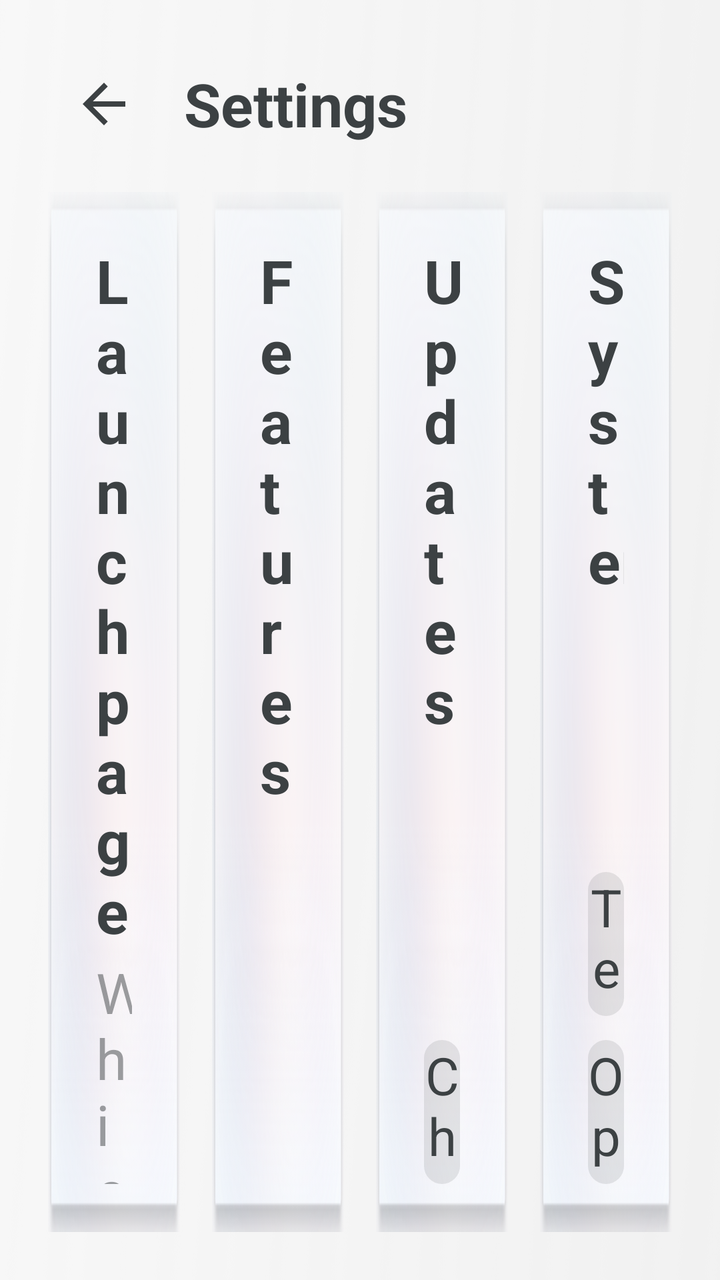
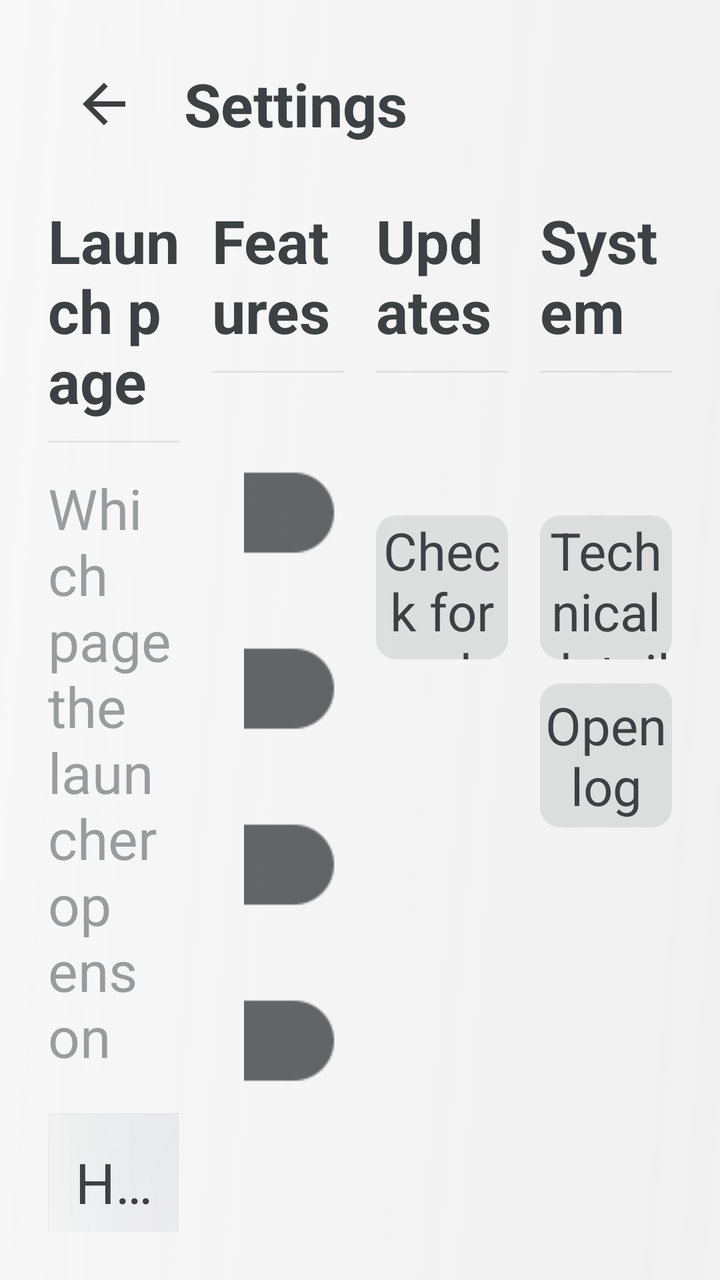

Compare the two renders of this Android layout. The source of the first and the diff that turns it into the second are given below.
<!-- AndroidManifest.xml: application theme Theme.MG4SimpleLauncher -->
<!-- res/layout/activity_settings.xml -->
<?xml version="1.0" encoding="utf-8"?>
<LinearLayout xmlns:android="http://schemas.android.com/apk/res/android"
    android:layout_width="match_parent"
    android:layout_height="match_parent"
    android:background="@drawable/bg_home"
    android:orientation="vertical"
    android:padding="@dimen/screen_padding">

    <LinearLayout
        android:layout_width="match_parent"
        android:layout_height="wrap_content"
        android:gravity="center_vertical"
        android:orientation="horizontal">

        <ImageView
            android:id="@+id/settings_back_button"
            android:layout_width="56dp"
            android:layout_height="56dp"
            android:background="@drawable/icon_press_selector"
            android:clickable="true"
            android:contentDescription="@string/cd_back"
            android:focusable="true"
            android:padding="12dp"
            android:src="@drawable/ic_back" />

        <TextView
            android:layout_width="0dp"
            android:layout_height="wrap_content"
            android:layout_marginStart="12dp"
            android:layout_weight="1"
            android:text="@string/settings_title"
            android:textColor="@color/text_primary"
            android:textSize="@dimen/drawer_title_size"
            android:textStyle="bold" />
    </LinearLayout>

    <LinearLayout
        android:layout_width="match_parent"
        android:layout_height="0dp"
        android:layout_marginTop="@dimen/card_gap"
        android:layout_weight="1"
        android:baselineAligned="false"
        android:orientation="horizontal">

        
        <LinearLayout
            android:layout_width="0dp"
            android:layout_height="match_parent"
            android:layout_marginEnd="@dimen/card_gap"
            android:layout_weight="1"
            android:background="@drawable/smallcard_selector"
            android:orientation="vertical"
            android:padding="@dimen/info_card_padding">

            <TextView
                android:layout_width="wrap_content"
                android:layout_height="wrap_content"
                android:text="@string/settings_home_page"
                android:textColor="@color/text_primary"
                android:textSize="@dimen/small_card_label_size"
                android:textStyle="bold" />

            <TextView
                android:layout_width="match_parent"
                android:layout_height="wrap_content"
                android:layout_marginTop="2dp"
                android:text="@string/settings_home_page_hint"
                android:textColor="@color/text_secondary"
                android:textSize="@dimen/info_card_body_size" />

            <Space
                android:layout_width="match_parent"
                android:layout_height="0dp"
                android:layout_weight="1"
                android:minHeight="16dp" />

            
            <RadioGroup
                android:id="@+id/settings_home_page_group"
                android:layout_width="match_parent"
                android:layout_height="wrap_content"
                android:orientation="vertical">

                <RadioButton
                    android:id="@+id/home_page_main"
                    android:layout_width="match_parent"
                    android:layout_height="@dimen/settings_tab_height"
                    android:background="@drawable/filter_tab_selector"
                    android:button="@null"
                    android:checked="true"
                    android:ellipsize="end"
                    android:gravity="center"
                    android:includeFontPadding="false"
                    android:maxLines="1"
                    android:paddingStart="8dp"
                    android:paddingEnd="8dp"
                    android:text="@string/settings_page_home"
                    android:textColor="@color/filter_tab_text"
                    android:textSize="@dimen/settings_tab_text_size" />

                <RadioButton
                    android:id="@+id/home_page_shortcuts"
                    android:layout_width="match_parent"
                    android:layout_height="@dimen/settings_tab_height"
                    android:layout_marginTop="8dp"
                    android:background="@drawable/filter_tab_selector"
                    android:button="@null"
                    android:ellipsize="end"
                    android:gravity="center"
                    android:includeFontPadding="false"
                    android:maxLines="1"
                    android:paddingStart="8dp"
                    android:paddingEnd="8dp"
                    android:text="@string/settings_page_shortcuts"
                    android:textColor="@color/filter_tab_text"
                    android:textSize="@dimen/settings_tab_text_size" />

                <RadioButton
                    android:id="@+id/home_page_system"
                    android:layout_width="match_parent"
                    android:layout_height="@dimen/settings_tab_height"
                    android:layout_marginTop="8dp"
                    android:background="@drawable/filter_tab_selector"
                    android:button="@null"
                    android:ellipsize="end"
                    android:gravity="center"
                    android:includeFontPadding="false"
                    android:maxLines="1"
                    android:paddingStart="8dp"
                    android:paddingEnd="8dp"
                    android:text="@string/settings_page_charging"
                    android:textColor="@color/filter_tab_text"
                    android:textSize="@dimen/settings_tab_text_size" />
            </RadioGroup>
        </LinearLayout>

        
        <LinearLayout
            android:layout_width="0dp"
            android:layout_height="match_parent"
            android:layout_marginEnd="@dimen/card_gap"
            android:layout_weight="1"
            android:background="@drawable/smallcard_selector"
            android:orientation="vertical"
            android:padding="@dimen/info_card_padding">

            <TextView
                android:layout_width="wrap_content"
                android:layout_height="wrap_content"
                android:text="@string/settings_features"
                android:textColor="@color/text_primary"
                android:textSize="@dimen/small_card_label_size"
                android:textStyle="bold" />

            <ScrollView
                android:layout_width="match_parent"
                android:layout_height="0dp"
                android:layout_marginTop="14dp"
                android:layout_weight="1"
                android:scrollbars="none">

                <LinearLayout
                    android:id="@+id/settings_feature_list"
                    android:layout_width="match_parent"
                    android:layout_height="wrap_content"
                    android:orientation="vertical">

                    <include
                        layout="@layout/part_settings_toggle"
                        android:id="@+id/toggle_shortcuts_page" />

                    <include
                        layout="@layout/part_settings_toggle"
                        android:id="@+id/toggle_six_tile_home" />

                    <include
                        layout="@layout/part_settings_toggle"
                        android:id="@+id/toggle_update_on_launch" />

                    <include
                        layout="@layout/part_settings_toggle"
                        android:id="@+id/toggle_beta_channel" />
                </LinearLayout>
            </ScrollView>
        </LinearLayout>

        
        <LinearLayout
            android:layout_width="0dp"
            android:layout_height="match_parent"
            android:layout_marginEnd="@dimen/card_gap"
            android:layout_weight="1"
            android:background="@drawable/smallcard_selector"
            android:orientation="vertical"
            android:padding="@dimen/info_card_padding">

            <TextView
                android:layout_width="wrap_content"
                android:layout_height="wrap_content"
                android:text="@string/settings_updates"
                android:textColor="@color/text_primary"
                android:textSize="@dimen/small_card_label_size"
                android:textStyle="bold" />

            <TextView
                android:id="@+id/settings_version"
                android:layout_width="match_parent"
                android:layout_height="wrap_content"
                android:layout_marginTop="2dp"
                android:textColor="@color/text_secondary"
                android:textSize="@dimen/info_card_body_size" />

            <Space
                android:layout_width="match_parent"
                android:layout_height="0dp"
                android:layout_weight="1"
                android:minHeight="16dp" />

            <TextView
                android:id="@+id/settings_check_updates"
                android:layout_width="match_parent"
                android:layout_height="@dimen/settings_tab_height"
                android:background="@drawable/native_button_selector"
                android:clickable="true"
                android:focusable="true"
                android:gravity="center"
                android:text="@string/update_check_action"
                android:textColor="@color/text_primary"
                android:textSize="@dimen/drawer_button_size" />
        </LinearLayout>

        
        <LinearLayout
            android:layout_width="0dp"
            android:layout_height="match_parent"
            android:layout_weight="1"
            android:background="@drawable/smallcard_selector"
            android:orientation="vertical"
            android:padding="@dimen/info_card_padding">

            <TextView
                android:layout_width="wrap_content"
                android:layout_height="wrap_content"
                android:text="@string/settings_system"
                android:textColor="@color/text_primary"
                android:textSize="@dimen/small_card_label_size"
                android:textStyle="bold" />

            <TextView
                android:id="@+id/settings_diagnostics_summary"
                android:layout_width="match_parent"
                android:layout_height="wrap_content"
                android:layout_marginTop="2dp"
                android:textColor="@color/text_secondary"
                android:textSize="@dimen/info_card_body_size" />

            <Space
                android:layout_width="match_parent"
                android:layout_height="0dp"
                android:layout_weight="1"
                android:minHeight="16dp" />

            <TextView
                android:id="@+id/settings_open_technical"
                android:layout_width="match_parent"
                android:layout_height="@dimen/settings_tab_height"
                android:background="@drawable/native_button_selector"
                android:clickable="true"
                android:focusable="true"
                android:gravity="center"
                android:text="@string/sys_technical"
                android:textColor="@color/text_primary"
                android:textSize="@dimen/drawer_button_size" />

            <TextView
                android:id="@+id/settings_open_diagnostics"
                android:layout_width="match_parent"
                android:layout_height="@dimen/settings_tab_height"
                android:layout_marginTop="12dp"
                android:background="@drawable/native_button_selector"
                android:clickable="true"
                android:focusable="true"
                android:gravity="center"
                android:text="@string/diagnostics_open"
                android:textColor="@color/text_primary"
                android:textSize="@dimen/drawer_button_size" />
        </LinearLayout>
    </LinearLayout>
</LinearLayout>
<!-- res/layout/part_settings_toggle.xml (included above) -->
<?xml version="1.0" encoding="utf-8"?>
<LinearLayout xmlns:android="http://schemas.android.com/apk/res/android"
    xmlns:app="http://schemas.android.com/apk/res-auto"
    android:layout_width="match_parent"
    android:layout_height="@dimen/settings_toggle_height"
    android:background="?attr/selectableItemBackground"
    android:baselineAligned="false"
    android:clickable="true"
    android:focusable="true"
    android:gravity="center_vertical"
    android:orientation="horizontal"
>

    <LinearLayout
        android:layout_width="0dp"
        android:layout_height="wrap_content"
        android:layout_weight="1"
        android:orientation="vertical">

        <TextView
            android:id="@+id/toggle_label"
            android:layout_width="match_parent"
            android:layout_height="wrap_content"
            android:ellipsize="end"
            android:maxLines="1"
            android:textColor="@color/text_primary"
            android:textSize="@dimen/charge_item_title_size" />

        <TextView
            android:id="@+id/toggle_hint"
            android:layout_width="match_parent"
            android:layout_height="wrap_content"
            android:layout_marginTop="2dp"
            android:ellipsize="end"
            android:maxLines="2"
            android:textColor="@color/text_secondary"
            android:textSize="@dimen/secondary_text_size" />
    </LinearLayout>

    
    <androidx.appcompat.widget.SwitchCompat
        android:id="@+id/toggle_switch"
        android:layout_width="wrap_content"
        android:layout_height="wrap_content"
        android:layout_marginStart="16dp"
        android:background="@null"
        android:clickable="false"
        android:focusable="false"
        android:thumb="@drawable/switch_thumb_selector"
        app:track="@drawable/switch_track_selector" />
</LinearLayout>
<!-- resources referenced by this layout -->
<resources>
  <color name="text_primary">#3c4143</color>
  <color name="text_secondary">#7f3c4143</color>
  <dimen name="card_gap">16dp</dimen>
  <dimen name="charge_item_title_size">28sp</dimen>
  <dimen name="drawer_button_size">26sp</dimen>
  <dimen name="drawer_title_size">30sp</dimen>
  <dimen name="info_card_body_size">28sp</dimen>
  <dimen name="info_card_padding">24dp</dimen>
  <dimen name="screen_padding">24dp</dimen>
  <dimen name="secondary_text_size">20sp</dimen>
  <dimen name="settings_tab_height">72dp</dimen>
  <dimen name="settings_tab_text_size">28sp</dimen>
  <dimen name="settings_toggle_height">88dp</dimen>
  <dimen name="small_card_label_size">30sp</dimen>
  <!-- drawable filter_tab_selector (drawable) -->
  <?xml version="1.0" encoding="utf-8"?>
  <selector xmlns:android="http://schemas.android.com/apk/res/android">
      <item android:state_checked="true" android:drawable="@drawable/tab_clicked" />
      <item android:state_selected="true" android:drawable="@drawable/tab_clicked" />
      <item android:drawable="@drawable/tab_normal" />
  </selector>
  <!-- drawable ic_back (drawable) -->
  <?xml version="1.0" encoding="utf-8"?>
  <vector xmlns:android="http://schemas.android.com/apk/res/android"
      android:width="28dp"
      android:height="28dp"
      android:viewportWidth="24"
      android:viewportHeight="24"
      android:tint="@color/text_primary">
      <path
          android:fillColor="@android:color/white"
          android:pathData="M20,11H7.83l5.59,-5.59L12,4l-8,8 8,8 1.41,-1.41L7.83,13H20v-2z" />
  </vector>
  <!-- drawable icon_press_selector (drawable) -->
  <?xml version="1.0" encoding="utf-8"?>
  <selector xmlns:android="http://schemas.android.com/apk/res/android">
      <item android:state_pressed="true">
          <shape android:shape="rectangle">
              <corners android:radius="@dimen/native_button_radius" />
              <solid android:color="@color/button_surface_pressed" />
          </shape>
      </item>
      <item android:drawable="@android:color/transparent" />
  </selector>
  <!-- drawable smallcard_selector (drawable) -->
  <?xml version="1.0" encoding="utf-8"?>
  <selector xmlns:android="http://schemas.android.com/apk/res/android">
      <item android:state_pressed="true" android:drawable="@drawable/bg_clicked" />
      <item android:drawable="@drawable/bg_normal" />
  </selector>
  <string name="cd_back">Back</string>
  <string name="diagnostics_open">Open log</string>
  <string name="settings_features">Features</string>
  <string name="settings_home_page">Launch page</string>
  <string name="settings_home_page_hint">Which page the launcher opens on</string>
  <string name="settings_page_charging">Charging points</string>
  <string name="settings_page_home">Home</string>
  <string name="settings_page_shortcuts">Shortcuts</string>
  <string name="settings_system">System</string>
  <string name="settings_title">Settings</string>
  <string name="settings_updates">Updates</string>
  <string name="sys_technical">Technical details</string>
  <string name="update_check_action">Check for updates</string>
  <style name="Theme.MG4SimpleLauncher" parent="Theme.AppCompat.DayNight.NoActionBar">
          <item name="android:windowBackground">@drawable/bg_home</item>
          <item name="android:statusBarColor">@android:color/transparent</item>
          <item name="android:navigationBarColor">@android:color/transparent</item>
          <item name="colorAccent">@color/accent</item>
      </style>
  <dimen name="native_button_radius">10dp</dimen>
  <color name="button_surface_pressed">#3d3c4143</color>
  <color name="button_surface">#1f3c4143</color>
  <!-- drawable bg_clicked: png bitmap (drawable, 39658 bytes) -->
  <!-- drawable bg_normal: png bitmap (drawable, 51707 bytes) -->
  <color name="accent">#056eff</color>
  <!-- unchanged entries left out for length: 14 -->
</resources>

<!-- the commit's change to res/layout/activity_settings.xml (unified diff, before → after) -->
@@ -48,17 +48,23 @@
             android:layout_height="match_parent"
             android:layout_marginEnd="@dimen/card_gap"
             android:layout_weight="1"
-            android:background="@drawable/smallcard_selector"
             android:orientation="vertical"
-            android:padding="@dimen/info_card_padding">
+            android:paddingTop="4dp">
 
             <TextView
                 android:layout_width="wrap_content"
                 android:layout_height="wrap_content"
                 android:text="@string/settings_home_page"
                 android:textColor="@color/text_primary"
-                android:textSize="@dimen/small_card_label_size"
+                android:textSize="@dimen/info_card_title_size"
                 android:textStyle="bold" />
+
+            <View
+                android:layout_width="match_parent"
+                android:layout_height="1dp"
+                android:layout_marginTop="10dp"
+                android:layout_marginBottom="12dp"
+                android:background="@color/hairline" />
 
             <TextView
                 android:layout_width="match_parent"
@@ -68,11 +74,10 @@
                 android:textColor="@color/text_secondary"
                 android:textSize="@dimen/info_card_body_size" />
 
+            
             <Space
                 android:layout_width="match_parent"
-                android:layout_height="0dp"
-                android:layout_weight="1"
-                android:minHeight="16dp" />
+                android:layout_height="20dp" />
 
             
             <RadioGroup
@@ -140,17 +145,23 @@
             android:layout_height="match_parent"
             android:layout_marginEnd="@dimen/card_gap"
             android:layout_weight="1"
-            android:background="@drawable/smallcard_selector"
             android:orientation="vertical"
-            android:padding="@dimen/info_card_padding">
+            android:paddingTop="4dp">
 
             <TextView
                 android:layout_width="wrap_content"
                 android:layout_height="wrap_content"
                 android:text="@string/settings_features"
                 android:textColor="@color/text_primary"
-                android:textSize="@dimen/small_card_label_size"
+                android:textSize="@dimen/info_card_title_size"
                 android:textStyle="bold" />
+
+            <View
+                android:layout_width="match_parent"
+                android:layout_height="1dp"
+                android:layout_marginTop="10dp"
+                android:layout_marginBottom="12dp"
+                android:background="@color/hairline" />
 
             <ScrollView
                 android:layout_width="match_parent"
@@ -190,17 +201,23 @@
             android:layout_height="match_parent"
             android:layout_marginEnd="@dimen/card_gap"
             android:layout_weight="1"
-            android:background="@drawable/smallcard_selector"
             android:orientation="vertical"
-            android:padding="@dimen/info_card_padding">
+            android:paddingTop="4dp">
 
             <TextView
                 android:layout_width="wrap_content"
                 android:layout_height="wrap_content"
                 android:text="@string/settings_updates"
                 android:textColor="@color/text_primary"
-                android:textSize="@dimen/small_card_label_size"
+                android:textSize="@dimen/info_card_title_size"
                 android:textStyle="bold" />
+
+            <View
+                android:layout_width="match_parent"
+                android:layout_height="1dp"
+                android:layout_marginTop="10dp"
+                android:layout_marginBottom="12dp"
+                android:background="@color/hairline" />
 
             <TextView
                 android:id="@+id/settings_version"
@@ -210,11 +227,10 @@
                 android:textColor="@color/text_secondary"
                 android:textSize="@dimen/info_card_body_size" />
 
+            
             <Space
                 android:layout_width="match_parent"
-                android:layout_height="0dp"
-                android:layout_weight="1"
-                android:minHeight="16dp" />
+                android:layout_height="20dp" />
 
             <TextView
                 android:id="@+id/settings_check_updates"
@@ -234,17 +250,23 @@
             android:layout_width="0dp"
             android:layout_height="match_parent"
             android:layout_weight="1"
-            android:background="@drawable/smallcard_selector"
             android:orientation="vertical"
-            android:padding="@dimen/info_card_padding">
+            android:paddingTop="4dp">
 
             <TextView
                 android:layout_width="wrap_content"
                 android:layout_height="wrap_content"
                 android:text="@string/settings_system"
                 android:textColor="@color/text_primary"
-                android:textSize="@dimen/small_card_label_size"
+                android:textSize="@dimen/info_card_title_size"
                 android:textStyle="bold" />
+
+            <View
+                android:layout_width="match_parent"
+                android:layout_height="1dp"
+                android:layout_marginTop="10dp"
+                android:layout_marginBottom="12dp"
+                android:background="@color/hairline" />
 
             <TextView
                 android:id="@+id/settings_diagnostics_summary"
@@ -254,11 +276,10 @@
                 android:textColor="@color/text_secondary"
                 android:textSize="@dimen/info_card_body_size" />
 
+            
             <Space
                 android:layout_width="match_parent"
-                android:layout_height="0dp"
-                android:layout_weight="1"
-                android:minHeight="16dp" />
+                android:layout_height="20dp" />
 
             <TextView
                 android:id="@+id/settings_open_technical"
<!-- resource entries referenced after the edit -->
@@ -1,5 +1,6 @@
 <!-- resources referenced by this layout -->
 <resources>
+  <color name="hairline">#14000000</color>
   <color name="text_primary">#3c4143</color>
   <color name="text_secondary">#7f3c4143</color>
   <dimen name="card_gap">16dp</dimen>
@@ -7,13 +8,12 @@
   <dimen name="drawer_button_size">26sp</dimen>
   <dimen name="drawer_title_size">30sp</dimen>
   <dimen name="info_card_body_size">28sp</dimen>
-  <dimen name="info_card_padding">24dp</dimen>
+  <dimen name="info_card_title_size">30sp</dimen>
   <dimen name="screen_padding">24dp</dimen>
   <dimen name="secondary_text_size">20sp</dimen>
   <dimen name="settings_tab_height">72dp</dimen>
   <dimen name="settings_tab_text_size">28sp</dimen>
   <dimen name="settings_toggle_height">88dp</dimen>
-  <dimen name="small_card_label_size">30sp</dimen>
   <!-- drawable filter_tab_selector (drawable) -->
   <?xml version="1.0" encoding="utf-8"?>
   <selector xmlns:android="http://schemas.android.com/apk/res/android">
@@ -44,12 +44,6 @@
       </item>
       <item android:drawable="@android:color/transparent" />
   </selector>
-  <!-- drawable smallcard_selector (drawable) -->
-  <?xml version="1.0" encoding="utf-8"?>
-  <selector xmlns:android="http://schemas.android.com/apk/res/android">
-      <item android:state_pressed="true" android:drawable="@drawable/bg_clicked" />
-      <item android:drawable="@drawable/bg_normal" />
-  </selector>
   <string name="cd_back">Back</string>
   <string name="diagnostics_open">Open log</string>
   <string name="settings_features">Features</string>
@@ -72,8 +66,6 @@
   <dimen name="native_button_radius">10dp</dimen>
   <color name="button_surface_pressed">#3d3c4143</color>
   <color name="button_surface">#1f3c4143</color>
-  <!-- drawable bg_clicked: png bitmap (drawable, 39658 bytes) -->
-  <!-- drawable bg_normal: png bitmap (drawable, 51707 bytes) -->
   <color name="accent">#056eff</color>
   <!-- unchanged entries left out for length: 14 -->
 </resources>
